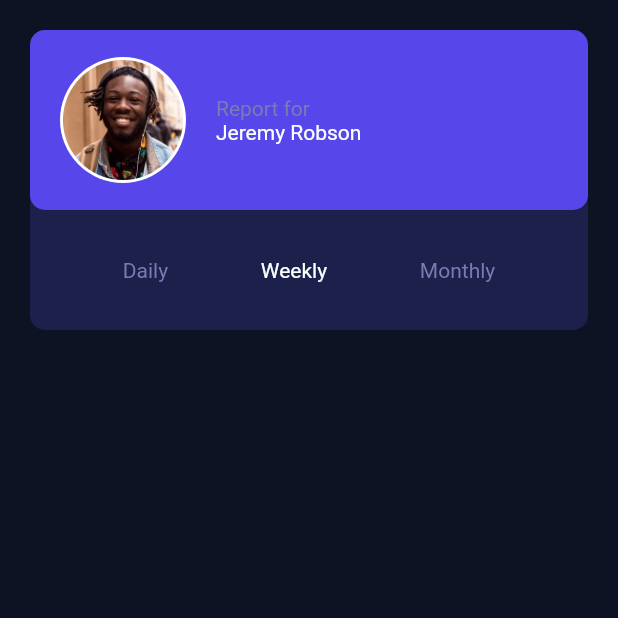
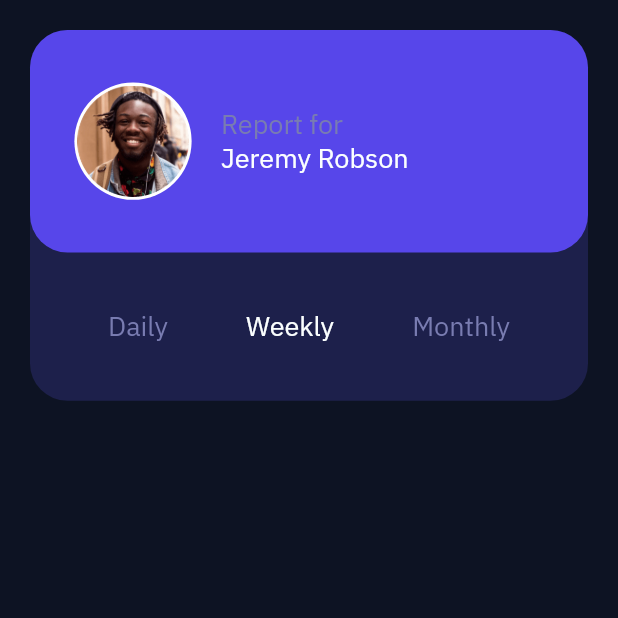
Before and after one commit to MOUKZ/tracker_test, a Flutter app: the screen it shows after launch, on a phone screen of 412 x 824 dp, the top half of it. Run offline on Flutter 3.47's test engine with Material 2 defaults, Android fonts, the light colour scheme and no system bars; our stand-ins replace bot_toast, flutter_bloc, responsive_builder.

Commit message:
add sizing info to name card

```diff
--- a/lib/main.dart
+++ b/lib/main.dart
@@ -36,6 +36,11 @@
           navigatorObservers: [BotToastNavigatorObserver()],
           title: 'Activity Tracker',
           theme: ThemeData(
+              fontFamily: 'IBMPlexSans',
+              textTheme: TextTheme(
+                  // bodyText1: TextStyle(fontSize: 30.0),
+                  bodyMedium:
+                      TextStyle(fontSize: 18, color: AppColors.unSelectedText)),
               primarySwatch: Colors.blue,
               canvasColor: AppColors.backGroundColor),
           home: const HomePage(),
--- a/lib/persentation/pages/home_page.dart
+++ b/lib/persentation/pages/home_page.dart
@@ -15,7 +15,9 @@ class HomePage extends StatelessWidget {
         }
 
         if (sizingInformation.deviceScreenType == DeviceScreenType.mobile) {
-          return MobileHomeScreen();
+          return MobileHomeScreen(
+            size: sizingInformation.screenSize,
+          );
         }
         if (sizingInformation.deviceScreenType == DeviceScreenType.watch) {
           return Container(color: Colors.red);
--- a/lib/persentation/screens/mobile/mobile_home_screen.dart
+++ b/lib/persentation/screens/mobile/mobile_home_screen.dart
@@ -4,14 +4,19 @@ import 'package:flutter/src/widgets/framework.dart';
 import 'package:tracker_demo/persentation/widgets/name_carf_widget.dart';
 
 class MobileHomeScreen extends StatelessWidget {
-  const MobileHomeScreen({Key? key}) : super(key: key);
+  final Size size;
+  const MobileHomeScreen({Key? key, required this.size}) : super(key: key);
 
   @override
   Widget build(BuildContext context) {
     return OrientationBuilder(
       builder: (context, orientation) {
         return ListView(
-          children: [NameCardWidget()],
+          children: [
+            NameCardWidget(
+              size: size,
+            )
+          ],
         );
       },
     );
--- a/lib/persentation/widgets/name_carf_widget.dart
+++ b/lib/persentation/widgets/name_carf_widget.dart
@@ -2,22 +2,24 @@ import 'package:flutter/material.dart';
 import 'package:tracker_demo/constants/app_colors.dart';
 
 class NameCardWidget extends StatelessWidget {
+  final Size size;
   const NameCardWidget({
     Key? key,
+    required this.size,
   }) : super(key: key);
 
   @override
   Widget build(BuildContext context) {
     return Container(
       margin: const EdgeInsets.all(20),
-      height: 200,
+      height: size.height * 0.3,
       decoration: const BoxDecoration(
         color: AppColors.cardSecondary,
         borderRadius: BorderRadius.only(
-          topLeft: Radius.circular(10),
-          topRight: Radius.circular(10),
-          bottomLeft: Radius.circular(10),
-          bottomRight: Radius.circular(10),
+          topLeft: Radius.circular(25),
+          topRight: Radius.circular(25),
+          bottomLeft: Radius.circular(25),
+          bottomRight: Radius.circular(25),
         ),
       ),
       child: Column(
@@ -25,14 +27,15 @@ class NameCardWidget extends StatelessWidget {
           Expanded(
             flex: 3,
             child: Container(
+              padding: const EdgeInsets.all(10),
               // height: 150,
               decoration: const BoxDecoration(
                 color: AppColors.nameCardPrimary,
                 borderRadius: BorderRadius.only(
-                  topLeft: Radius.circular(10),
-                  topRight: Radius.circular(10),
-                  bottomLeft: Radius.circular(10),
-                  bottomRight: Radius.circular(10),
+                  topLeft: Radius.circular(25),
+                  topRight: Radius.circular(25),
+                  bottomLeft: Radius.circular(25),
+                  bottomRight: Radius.circular(25),
                 ),
               ),
               child: Row(
@@ -50,8 +53,8 @@ class NameCardWidget extends StatelessWidget {
                       ),
                       child: Image.asset(
                         "assets/images/image-jeremy.png",
-                        height: 80.0,
-                        width: 80.0,
+                        height: size.height * .09,
+                        width: size.width * .09,
                       ),
                     ),
                   ),
@@ -60,7 +63,7 @@ class NameCardWidget extends StatelessWidget {
                     child: Column(
                       mainAxisAlignment: MainAxisAlignment.center,
                       crossAxisAlignment: CrossAxisAlignment.start,
-                      children: [
+                      children: const [
                         Text(
                           "Report for",
                           style: TextStyle(color: AppColors.unSelectedText),
@@ -80,7 +83,7 @@ class NameCardWidget extends StatelessWidget {
               flex: 2,
               child: Row(
                 mainAxisAlignment: MainAxisAlignment.spaceEvenly,
-                children: [
+                children: const [
                   Text(
                     'Daily',
                     style: TextStyle(color: AppColors.unSelectedText),
--- a/pubspec.yaml
+++ b/pubspec.yaml
@@ -80,17 +80,19 @@ flutter:
     - family: Butler
       fonts:
         - asset: assets/fonts/Butler_Regular.ttf
+          weight: 400
         - asset: assets/fonts/Butler_Light.ttf
           weight: 300
         - asset: assets/fonts/Butler_Bold.ttf
-          weight: 800
+          weight: 500
     - family: IBMPlexSans
       fonts:
         - asset: assets/fonts/IBMPlexSans-Regular.ttf
+          weight: 400
         - asset: assets/fonts/IBMPlexSans-Light.ttf
           weight: 300
         - asset: assets/fonts/IBMPlexSans-Bold.ttf
-          weight: 800
+          weight: 500
   #
   # For details regarding fonts from package dependencies,
   # see https://flutter.dev/custom-fonts/#from-packages
```
